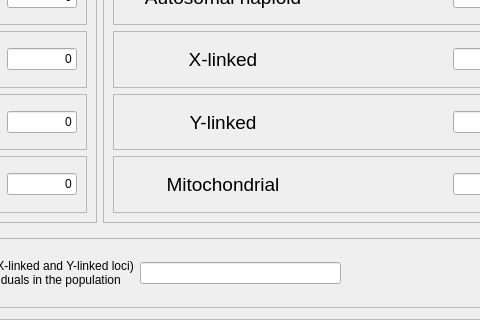
Old version of the form python_interface/uis/setLocusNumber.ui in the repository cbgp/diyabc; both pictures show x 364 to 844 and y 316 to 636 of the 928 by 636 pixel window.
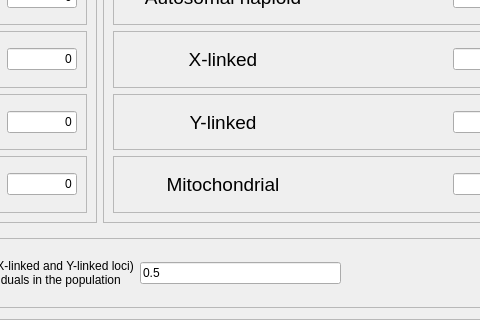
New version of the form.

Commit message: [simulation] correction conditions d'apparition sex-ratio

```diff
--- a/python_interface/uis/setLocusNumber.ui
+++ b/python_interface/uis/setLocusNumber.ui
@@ -1028,7 +1028,11 @@
        </widget>
       </item>
       <item>
-       <widget class="QLineEdit" name="sexRatioEdit"/>
+       <widget class="QLineEdit" name="sexRatioEdit">
+        <property name="text">
+         <string>0.5</string>
+        </property>
+       </widget>
       </item>
       <item>
        <spacer name="horizontalSpacer_16">
```
The commit also changes 1 other file.
